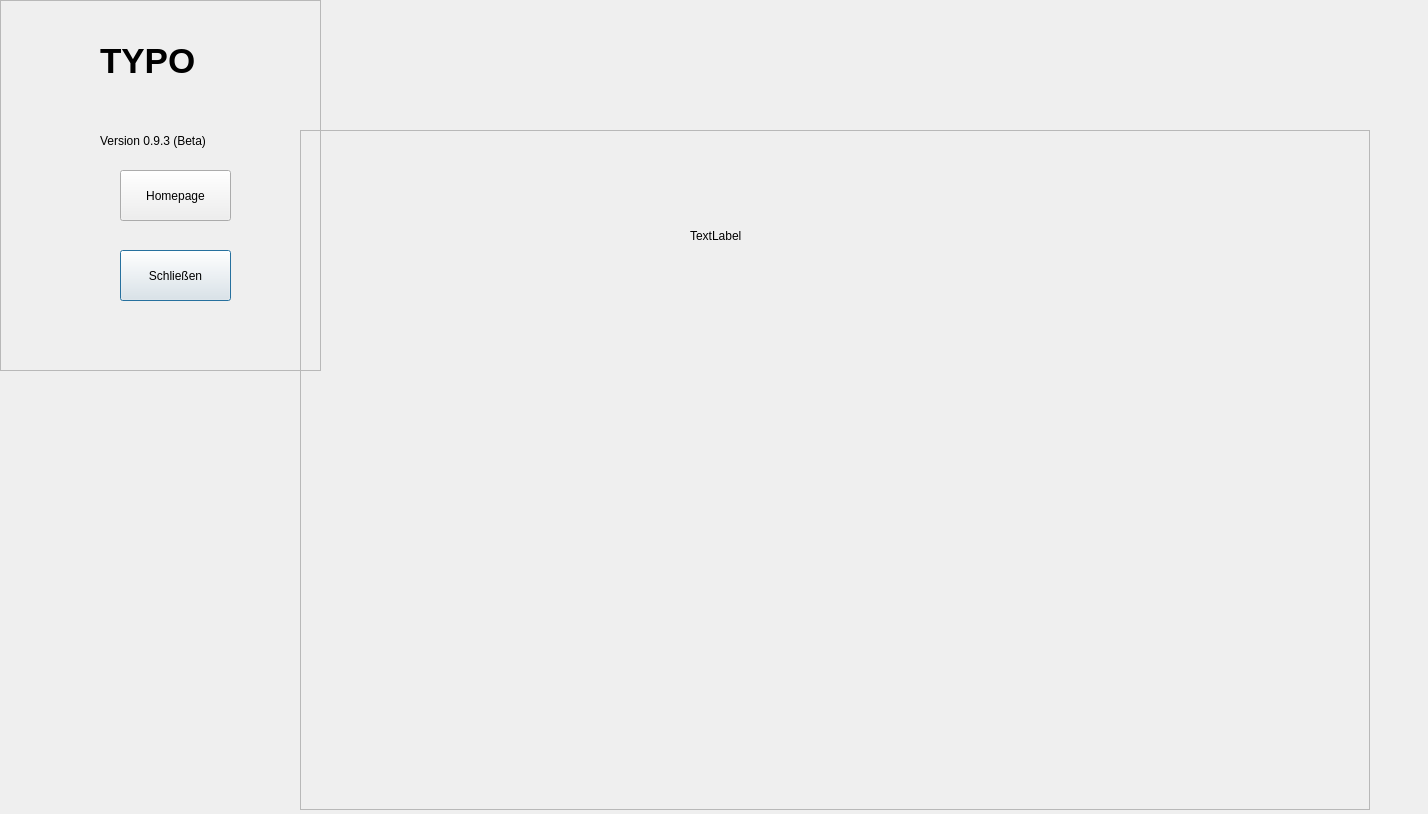
Qt form Typo_aktuelle_arbeitsversion/info.ui (gaffli/typo) before a commit.
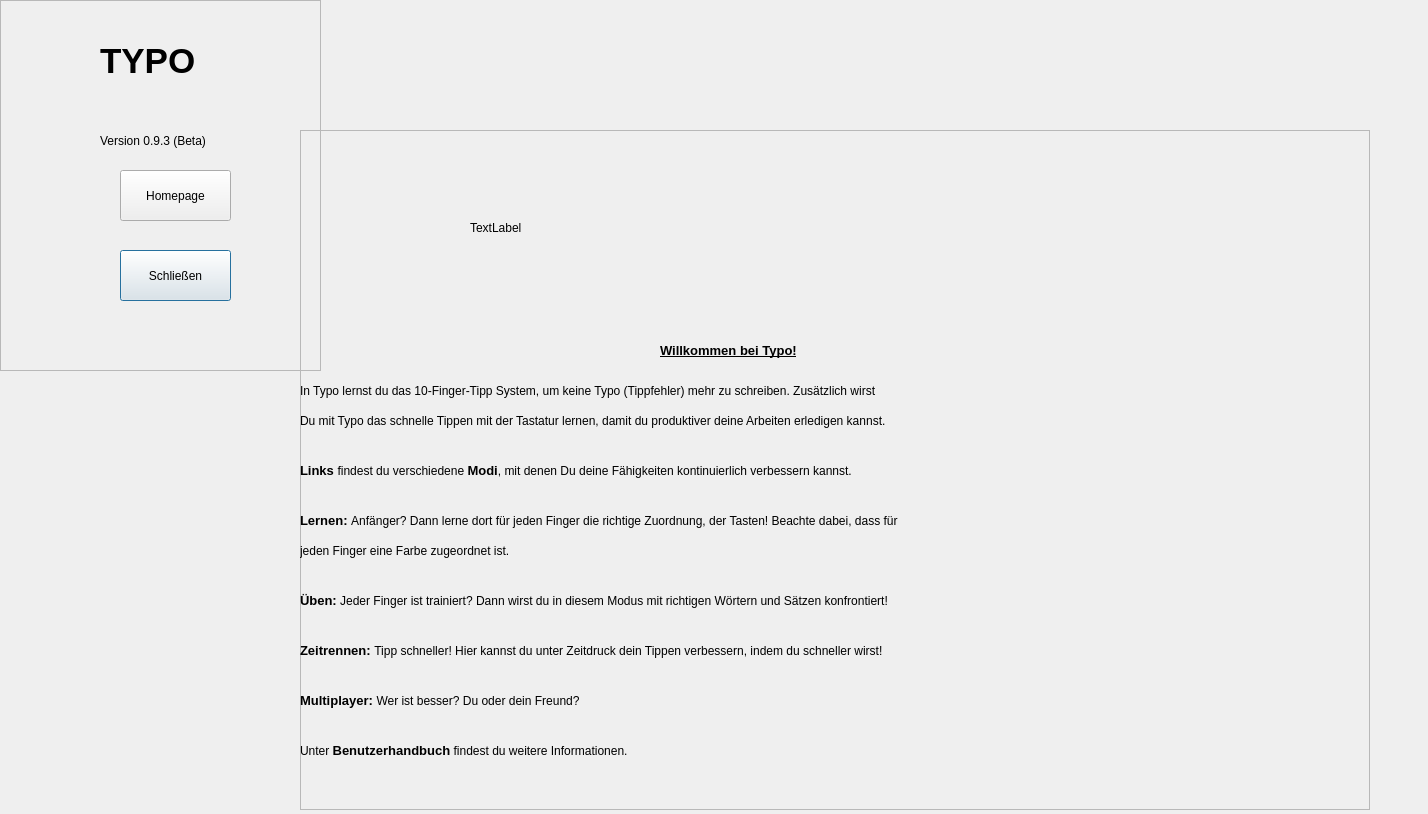
The same form after that commit.

What changed in the file:
```diff
--- a/Typo_aktuelle_arbeitsversion/info.ui
+++ b/Typo_aktuelle_arbeitsversion/info.ui
@@ -107,16 +107,146 @@
    <widget class="QLabel" name="label_banner">
     <property name="geometry">
      <rect>
-      <x>390</x>
-      <y>50</y>
-      <width>361</width>
-      <height>111</height>
+      <x>170</x>
+      <y>0</y>
+      <width>706</width>
+      <height>196</height>
      </rect>
     </property>
     <property name="text">
      <string>TextLabel</string>
     </property>
    </widget>
+   <widget class="QLabel" name="label_3">
+    <property name="geometry">
+     <rect>
+      <x>360</x>
+      <y>200</y>
+      <width>331</width>
+      <height>41</height>
+     </rect>
+    </property>
+    <property name="text">
+     <string>&lt;html&gt;&lt;head/&gt;&lt;body&gt;&lt;p&gt;&lt;span style=&quot; font-size:10pt; font-weight:600; text-decoration: underline;&quot;&gt;Willkommen bei Typo!&lt;/span&gt;&lt;/p&gt;&lt;/body&gt;&lt;/html&gt;</string>
+    </property>
+   </widget>
+   <widget class="QLabel" name="label_4">
+    <property name="geometry">
+     <rect>
+      <x>0</x>
+      <y>240</y>
+      <width>1061</width>
+      <height>41</height>
+     </rect>
+    </property>
+    <property name="text">
+     <string>In Typo lernst du das 10-Finger-Tipp System, um keine Typo (Tippfehler) mehr zu schreiben. Zusätzlich wirst </string>
+    </property>
+   </widget>
+   <widget class="QLabel" name="label_5">
+    <property name="geometry">
+     <rect>
+      <x>0</x>
+      <y>270</y>
+      <width>1061</width>
+      <height>41</height>
+     </rect>
+    </property>
+    <property name="text">
+     <string>Du mit Typo das schnelle Tippen mit der Tastatur lernen, damit du produktiver deine Arbeiten erledigen kannst.</string>
+    </property>
+   </widget>
+   <widget class="QLabel" name="label_6">
+    <property name="geometry">
+     <rect>
+      <x>0</x>
+      <y>320</y>
+      <width>1041</width>
+      <height>41</height>
+     </rect>
+    </property>
+    <property name="text">
+     <string>&lt;html&gt;&lt;head/&gt;&lt;body&gt;&lt;p&gt;&lt;span style=&quot; font-size:10pt; font-weight:600;&quot;&gt;Links &lt;/span&gt;findest du verschiedene &lt;span style=&quot; font-size:10pt; font-weight:600;&quot;&gt;Modi&lt;/span&gt;, mit denen Du deine Fähigkeiten kontinuierlich verbessern kannst.&lt;/p&gt;&lt;/body&gt;&lt;/html&gt;</string>
+    </property>
+   </widget>
+   <widget class="QLabel" name="label_7">
+    <property name="geometry">
+     <rect>
+      <x>0</x>
+      <y>370</y>
+      <width>1061</width>
+      <height>41</height>
+     </rect>
+    </property>
+    <property name="text">
+     <string>&lt;html&gt;&lt;head/&gt;&lt;body&gt;&lt;p&gt;&lt;span style=&quot; font-size:10pt; font-weight:600;&quot;&gt;Lernen: &lt;/span&gt;Anfänger? Dann lerne dort für jeden Finger die richtige Zuordnung, der Tasten! Beachte dabei, dass für &lt;/p&gt;&lt;/body&gt;&lt;/html&gt;</string>
+    </property>
+   </widget>
+   <widget class="QLabel" name="label_8">
+    <property name="geometry">
+     <rect>
+      <x>0</x>
+      <y>400</y>
+      <width>1061</width>
+      <height>41</height>
+     </rect>
+    </property>
+    <property name="text">
+     <string>jeden Finger eine Farbe zugeordnet ist.</string>
+    </property>
+   </widget>
+   <widget class="QLabel" name="label_9">
+    <property name="geometry">
+     <rect>
+      <x>0</x>
+      <y>450</y>
+      <width>1061</width>
+      <height>41</height>
+     </rect>
+    </property>
+    <property name="text">
+     <string>&lt;html&gt;&lt;head/&gt;&lt;body&gt;&lt;p&gt;&lt;span style=&quot; font-size:10pt; font-weight:600;&quot;&gt;Üben:&lt;/span&gt; Jeder Finger ist trainiert? Dann wirst du in diesem Modus mit richtigen Wörtern und Sätzen konfrontiert!&lt;/p&gt;&lt;/body&gt;&lt;/html&gt;</string>
+    </property>
+   </widget>
+   <widget class="QLabel" name="label_10">
+    <property name="geometry">
+     <rect>
+      <x>0</x>
+      <y>500</y>
+      <width>1061</width>
+      <height>41</height>
+     </rect>
+    </property>
+    <property name="text">
+     <string>&lt;html&gt;&lt;head/&gt;&lt;body&gt;&lt;p&gt;&lt;span style=&quot; font-size:10pt; font-weight:600;&quot;&gt;Zeitrennen: &lt;/span&gt;Tipp schneller! Hier kannst du unter Zeitdruck dein Tippen verbessern, indem du schneller wirst!&lt;/p&gt;&lt;/body&gt;&lt;/html&gt;</string>
+    </property>
+   </widget>
+   <widget class="QLabel" name="label_11">
+    <property name="geometry">
+     <rect>
+      <x>0</x>
+      <y>550</y>
+      <width>1061</width>
+      <height>41</height>
+     </rect>
+    </property>
+    <property name="text">
+     <string>&lt;html&gt;&lt;head/&gt;&lt;body&gt;&lt;p&gt;&lt;span style=&quot; font-size:10pt; font-weight:600;&quot;&gt;Multiplayer: &lt;/span&gt;Wer ist besser? Du oder dein Freund?&lt;/p&gt;&lt;/body&gt;&lt;/html&gt;</string>
+    </property>
+   </widget>
+   <widget class="QLabel" name="label_12">
+    <property name="geometry">
+     <rect>
+      <x>0</x>
+      <y>600</y>
+      <width>1061</width>
+      <height>41</height>
+     </rect>
+    </property>
+    <property name="text">
+     <string>&lt;html&gt;&lt;head/&gt;&lt;body&gt;&lt;p&gt;Unter &lt;span style=&quot; font-size:10pt; font-weight:600;&quot;&gt;Benutzerhandbuch&lt;/span&gt; findest du weitere Informationen.&lt;/p&gt;&lt;/body&gt;&lt;/html&gt;</string>
+    </property>
+   </widget>
   </widget>
  </widget>
  <resources/>
```
